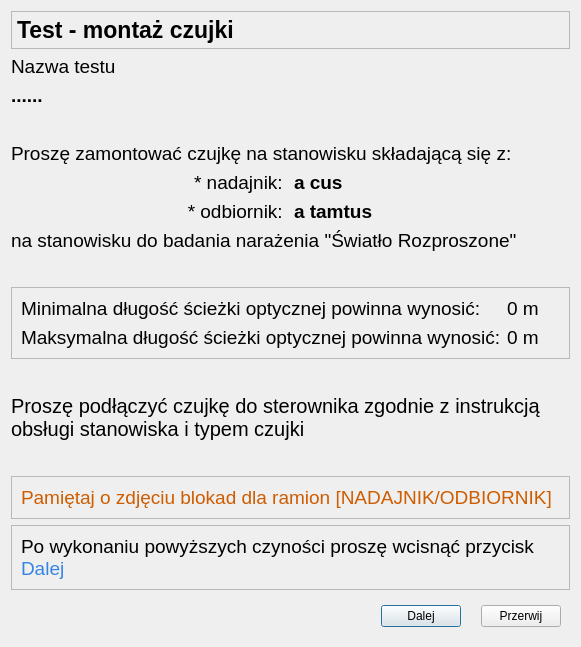
This is CzujkiLinioweApp/oknomontaz.ui in wiacekmarcin/CzujkiLiniowe as Qt 5 draws it before an edit. The edited form follows.
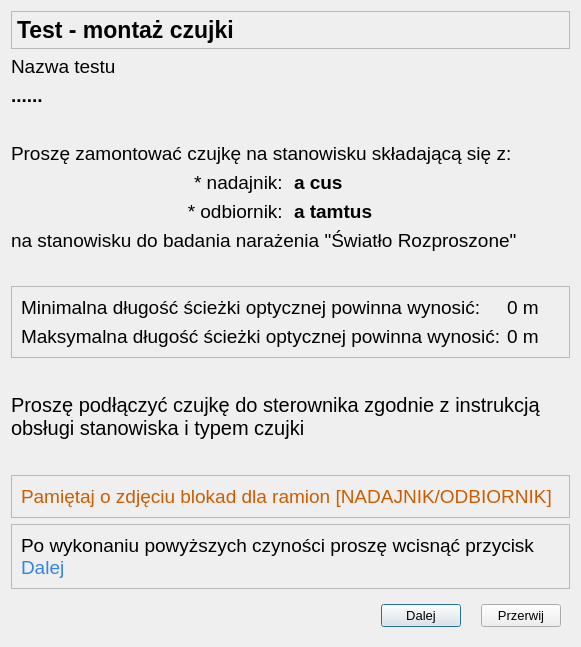
This is the edited form. Icons and pictures are not drawn.

The edit to the form file:
```diff
--- a/CzujkiLinioweApp/oknomontaz.ui
+++ b/CzujkiLinioweApp/oknomontaz.ui
@@ -22,6 +22,12 @@
     <height>1200</height>
    </size>
   </property>
+  <property name="font">
+   <font>
+    <family>Arial</family>
+    <pointsize>10</pointsize>
+   </font>
+  </property>
   <property name="windowTitle">
    <string>Parametry Testu - montaż czujki</string>
   </property>
@@ -122,6 +128,7 @@
        <widget class="QLabel" name="inf0_next">
         <property name="font">
          <font>
+          <family>Arial</family>
           <pointsize>14</pointsize>
          </font>
         </property>
@@ -179,6 +186,7 @@
        <widget class="QLabel" name="eminimalnerozstawienie">
         <property name="font">
          <font>
+          <family>Arial</family>
           <pointsize>14</pointsize>
          </font>
         </property>
@@ -191,6 +199,7 @@
        <widget class="QLabel" name="minimalnerozstawienie">
         <property name="font">
          <font>
+          <family>Arial</family>
           <pointsize>14</pointsize>
          </font>
         </property>
@@ -203,6 +212,7 @@
        <widget class="QLabel" name="emaksymalnerozstawienie">
         <property name="font">
          <font>
+          <family>Arial</family>
           <pointsize>14</pointsize>
          </font>
         </property>
@@ -215,6 +225,7 @@
        <widget class="QLabel" name="maksymalnerozstawienie">
         <property name="font">
          <font>
+          <family>Arial</family>
           <pointsize>14</pointsize>
          </font>
         </property>
@@ -244,6 +255,7 @@
     <widget class="QLabel" name="label">
      <property name="font">
       <font>
+       <family>Arial</family>
        <pointsize>15</pointsize>
       </font>
      </property>
@@ -404,6 +416,7 @@
        <widget class="QLabel" name="infoBlokada">
         <property name="font">
          <font>
+          <family>Arial</family>
           <pointsize>14</pointsize>
          </font>
         </property>
```
Left out of the diff: 13 changed lines with no effect on the pictures.
